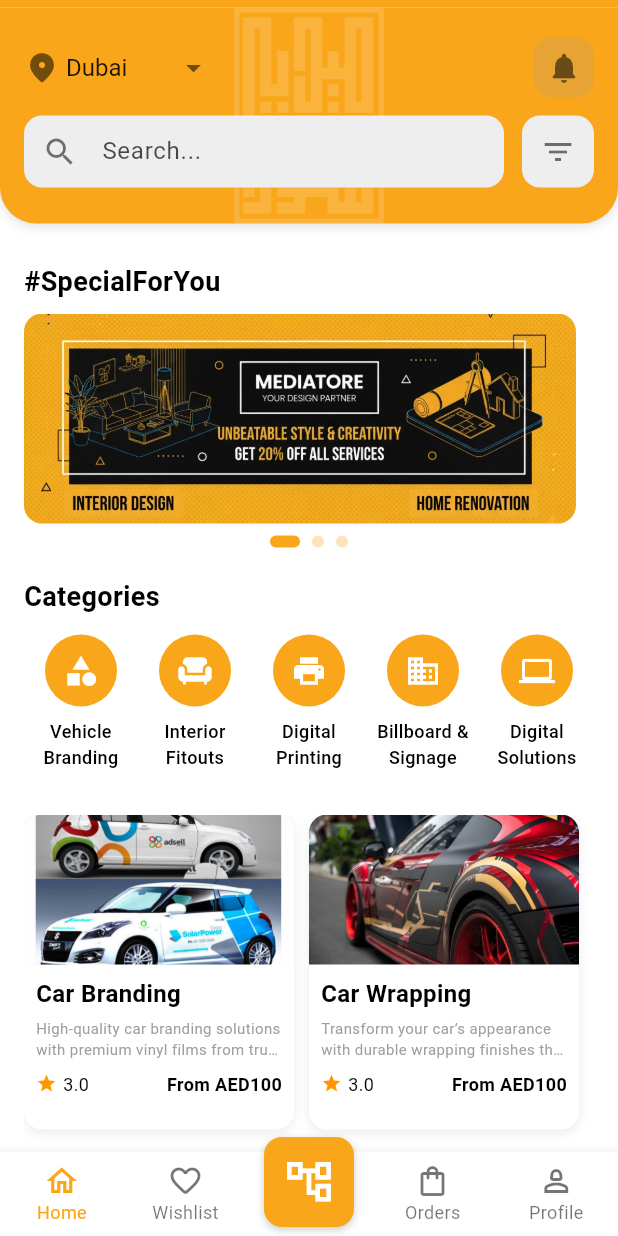
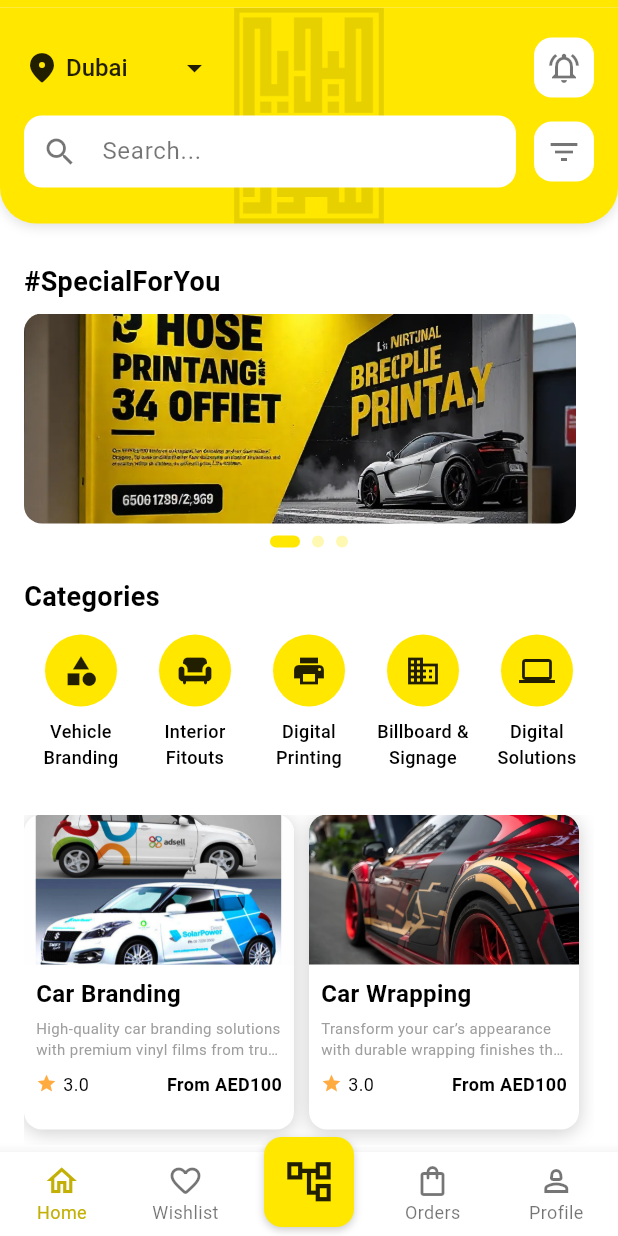
Before and after one commit to YasithCB/media-store-mobile-app, a Flutter app: the screen it shows after launch, after a tap on "Get Started", on a phone screen of 412 x 824 dp. Run offline on Flutter 3.47's test engine with Material 3 defaults, Android fonts, the phone set to English and light mode, and no system bars; our stand-ins replace shared_preferences.

Commit message:
color theme changed to light pure yellow

```diff
--- a/lib/db/banners_data.dart
+++ b/lib/db/banners_data.dart
@@ -1,5 +1,5 @@
 final List<String> imageBanners = [
+  "assets/images/banners/b1.webp",
   "assets/images/banners/b2.webp",
-  "assets/images/banners/b1.webp",
   "assets/images/banners/b3.webp",
 ];
--- a/lib/db/constants.dart
+++ b/lib/db/constants.dart
@@ -1,12 +1,11 @@
 import 'package:flutter/material.dart';
 
-final Color primaryColorLight = const Color(0xFFFFC107);
-final Color primaryColor = const Color(0xFFF9A61B);
-final Color primaryColor5 = Color(0x12FFCF00);
-final Color primaryColor20 = Color(0x33FFCF00);
-final Color primaryColor50 = Color(0x80FFCF00);
-final Color primaryColorHover = Color(0xFFC17A0C);
-final Color primaryColorHover2 = Color(0xFF785C00);
+final Color primaryColor = Color(0xFFFFE700);
+final Color primaryColor5 = Color(0x12FFEB3B);
+final Color primaryColor20 = Color(0x33FFEB3B);
+final Color primaryColor50 = Color(0x80FFEB3B);
+final Color primaryColorHover = Color(0xFFC3B006);
+final Color primaryColorHover2 = Color(0xFFC19C06);
 
 // 📏 Get device width & height
 double deviceWidth = 0;
--- a/lib/screens/get_started_screen.dart
+++ b/lib/screens/get_started_screen.dart
@@ -101,7 +101,7 @@ class GetStartedScreen extends StatelessWidget {
                                 );
                               },
                           style: ElevatedButton.styleFrom(
-                            backgroundColor: primaryColorLight,
+                            backgroundColor: primaryColor,
                             shape: RoundedRectangleBorder(
                               borderRadius: BorderRadius.circular(12),
                             ),
--- a/lib/screens/home_screen.dart
+++ b/lib/screens/home_screen.dart
@@ -1,8 +1,8 @@
 import 'package:flutter/material.dart';
 import 'package:flutter/services.dart';
 import 'package:mobile_app/screens/tabs/home_tab.dart';
+import 'package:mobile_app/screens/tabs/services_tab.dart';
 import 'package:mobile_app/screens/tabs/tab_2.dart';
-import 'package:mobile_app/screens/tabs/tab_3.dart';
 import 'package:mobile_app/screens/tabs/tab_4.dart';
 import 'package:mobile_app/screens/tabs/tab_5.dart';
 
@@ -18,7 +18,13 @@ class HomeScreen extends StatefulWidget {
 class _HomeScreenState extends State<HomeScreen> {
   int _currentIndex = 0; // default to middle Services tab
 
-  final List<Widget> _pages = [HomeTab(), Tab2(), Tab3(), Tab4(), Tab5()];
+  final List<Widget> _pages = [
+    HomeTab(),
+    Tab2(),
+    ServicesTab(),
+    Tab4(),
+    Tab5(),
+  ];
 
   void _onTabSelected(int index) {
     setState(() => _currentIndex = index);
--- a/lib/screens/splash_screen.dart
+++ b/lib/screens/splash_screen.dart
@@ -55,7 +55,7 @@ class _SplashScreenState extends State<SplashScreen>
   @override
   Widget build(BuildContext context) {
     return Scaffold(
-      backgroundColor: primaryColorLight,
+      backgroundColor: primaryColor,
       body: Center(
         child: FadeTransition(
           opacity: _fadeAnimation,
--- a/lib/screens/tabs/home_tab.dart
+++ b/lib/screens/tabs/home_tab.dart
@@ -19,21 +19,17 @@ class _HomeTabState extends State<HomeTab> {
 
   @override
   Widget build(BuildContext context) {
-    Color bgColor = primaryColor; // light background
-    Color textColor = Colors.black87;
-    Color iconColor = Colors.black54;
-
     return SafeArea(
       child: GestureDetector(
         behavior: HitTestBehavior.translucent,
         onTap: () => FocusScope.of(context).unfocus(),
         child: Column(
           children: [
-            // Top design section
+            // Top section
             Container(
               padding: const EdgeInsets.symmetric(horizontal: 16, vertical: 16),
               decoration: BoxDecoration(
-                color: bgColor,
+                color: primaryColor,
                 borderRadius: const BorderRadius.only(
                   bottomLeft: Radius.circular(24),
                   bottomRight: Radius.circular(24),
@@ -46,10 +42,10 @@ class _HomeTabState extends State<HomeTab> {
                   ),
                 ],
                 image: const DecorationImage(
-                  image: AssetImage("assets/logo-icon-white.webp"),
+                  image: AssetImage("assets/logo-icon-black.webp"),
                   fit: BoxFit.contain,
                   alignment: Alignment.center,
-                  opacity: 0.15,
+                  opacity: 0.1,
                 ),
               ),
 
@@ -62,13 +58,20 @@ class _HomeTabState extends State<HomeTab> {
                       // Left column
                       Row(
                         children: [
-                          Icon(Icons.location_on_rounded, color: iconColor),
+                          Icon(
+                            Icons.location_on_rounded,
+                            color: Colors.black87,
+                          ),
                           const SizedBox(width: 4),
                           DropdownButton<String>(
                             value: selectedLocation,
                             underline: const SizedBox(),
-                            iconEnabledColor: iconColor,
-                            style: TextStyle(color: textColor, fontSize: 16),
+                            iconEnabledColor: Colors.black87,
+                            style: TextStyle(
+                              color: Colors.black87,
+                              fontWeight: FontWeight.w500,
+                              fontSize: 16,
+                            ),
                             items:
                                 <String>[
                                   'Dubai',
@@ -94,12 +97,12 @@ class _HomeTabState extends State<HomeTab> {
                       Container(
                         padding: const EdgeInsets.all(8),
                         decoration: BoxDecoration(
-                          color: Colors.grey.withOpacity(0.2),
+                          color: Colors.white,
                           borderRadius: BorderRadius.circular(12),
                         ),
                         child: Icon(
-                          Icons.notifications_rounded,
-                          color: iconColor,
+                          Icons.notifications_active_outlined,
+                          color: Colors.black54,
                         ),
                       ),
                     ],
@@ -114,16 +117,14 @@ class _HomeTabState extends State<HomeTab> {
                         child: Container(
                           padding: const EdgeInsets.symmetric(horizontal: 12),
                           decoration: BoxDecoration(
-                            color: Colors.grey.shade200,
+                            color: Colors.white,
                             borderRadius: BorderRadius.circular(12),
                           ),
                           child: TextField(
                             decoration: InputDecoration(
-                              icon: Icon(Icons.search, color: iconColor),
+                              icon: Icon(Icons.search, color: Colors.black54),
                               hintText: "Search...",
-                              hintStyle: TextStyle(
-                                color: iconColor.withOpacity(0.7),
-                              ),
+                              hintStyle: TextStyle(color: Colors.black54),
                               border: InputBorder.none,
                             ),
                           ),
@@ -131,12 +132,12 @@ class _HomeTabState extends State<HomeTab> {
                       ),
                       const SizedBox(width: 12),
                       Container(
-                        padding: const EdgeInsets.all(12),
+                        padding: const EdgeInsets.all(8),
                         decoration: BoxDecoration(
-                          color: Colors.grey.shade200,
+                          color: Colors.white,
                           borderRadius: BorderRadius.circular(12),
                         ),
-                        child: Icon(Icons.filter_list, color: iconColor),
+                        child: Icon(Icons.filter_list, color: Colors.black54),
                       ),
                     ],
                   ),
--- /dev/null
+++ b/lib/screens/tabs/services_tab.dart
@@ -0,0 +1,220 @@
+import 'package:flutter/material.dart';
+import 'package:flutter/services.dart'; // ✅ needed for SystemUiOverlayStyle
+import 'package:mobile_app/db/constants.dart';
+
+import '../../db/services_data.dart';
+import '../../widgets/service_card.dart';
+
+class ServicesTab extends StatefulWidget {
+  const ServicesTab({super.key});
+
+  @override
+  State<ServicesTab> createState() => _ServicesTabState();
+}
+
+class _ServicesTabState extends State<ServicesTab> {
+  String selectedLocation = "Dubai";
+  String selectedSort = "Popularity";
+
+  @override
+  Widget build(BuildContext context) {
+    return Scaffold(
+      appBar: PreferredSize(
+        preferredSize: const Size.fromHeight(5), // set your desired height
+        child: AppBar(
+          backgroundColor: primaryColor,
+          elevation: 0,
+          systemOverlayStyle: SystemUiOverlayStyle.dark,
+        ),
+      ),
+      body: Column(
+        children: [
+          // Top section
+          Container(
+            padding: const EdgeInsets.symmetric(horizontal: 16, vertical: 16),
+            decoration: BoxDecoration(
+              color: primaryColor,
+              borderRadius: const BorderRadius.only(
+                bottomLeft: Radius.circular(24),
+                bottomRight: Radius.circular(24),
+              ),
+              boxShadow: [
+                BoxShadow(
+                  color: Colors.grey.withOpacity(0.3),
+                  blurRadius: 6,
+                  offset: const Offset(0, 2),
+                ),
+              ],
+              image: const DecorationImage(
+                image: AssetImage("assets/logo-icon-black.webp"),
+                fit: BoxFit.contain,
+                alignment: Alignment.center,
+                opacity: 0.1,
+              ),
+            ),
+
+            child: Column(
+              children: [
+                // Top Row
+                Row(
+                  mainAxisAlignment: MainAxisAlignment.spaceBetween,
+                  children: [
+                    // Left column
+                    Row(
+                      children: [
+                        Icon(Icons.location_on_rounded, color: Colors.black87),
+                        const SizedBox(width: 4),
+                        DropdownButton<String>(
+                          value: selectedLocation,
+                          underline: const SizedBox(),
+                          iconEnabledColor: Colors.black87,
+                          style: TextStyle(
+                            color: Colors.black87,
+                            fontWeight: FontWeight.w500,
+                            fontSize: 16,
+                          ),
+                          items:
+                              <String>[
+                                'Dubai',
+                                'Abu Dhabi',
+                                'Sharjah',
+                                'Ajman',
+                              ].map<DropdownMenuItem<String>>((String value) {
+                                return DropdownMenuItem<String>(
+                                  value: value,
+                                  child: Text(value),
+                                );
+                              }).toList(),
+                          onChanged: (String? newValue) {
+                            setState(() {
+                              selectedLocation = newValue!;
+                            });
+                          },
+                        ),
+                      ],
+                    ),
+
+                    // Right column (notification icon)
+                    Container(
+                      padding: const EdgeInsets.all(8),
+                      decoration: BoxDecoration(
+                        color: Colors.white,
+                        borderRadius: BorderRadius.circular(12),
+                      ),
+                      child: Icon(
+                        Icons.notifications_active_outlined,
+                        color: Colors.black54,
+                      ),
+                    ),
+                  ],
+                ),
+
+                const SizedBox(height: 8),
+
+                // Second row: search + filter
+                Row(
+                  children: [
+                    Expanded(
+                      child: Container(
+                        padding: const EdgeInsets.symmetric(horizontal: 12),
+                        decoration: BoxDecoration(
+                          color: Colors.white,
+                          borderRadius: BorderRadius.circular(12),
+                        ),
+                        child: TextField(
+                          decoration: InputDecoration(
+                            icon: Icon(Icons.search, color: Colors.black54),
+                            hintText: "Search...",
+                            hintStyle: TextStyle(color: Colors.black54),
+                            border: InputBorder.none,
+                          ),
+                        ),
+                      ),
+                    ),
+                    const SizedBox(width: 12),
+                    Container(
+                      padding: const EdgeInsets.all(8),
+                      decoration: BoxDecoration(
+                        color: Colors.white,
+                        borderRadius: BorderRadius.circular(12),
+                      ),
+                      child: Icon(Icons.filter_list, color: Colors.black54),
+                    ),
+                  ],
+                ),
+
+                const SizedBox(height: 8),
+              ],
+            ),
+          ),
+
+          // Top row with count & sort
+          Padding(
+            padding: const EdgeInsets.symmetric(horizontal: 16, vertical: 12),
+            child: Row(
+              mainAxisAlignment: MainAxisAlignment.spaceBetween,
+              children: [
+                Text(
+                  "${allServices.length} Services",
+                  style: const TextStyle(
+                    fontSize: 16,
+                    fontWeight: FontWeight.bold,
+                  ),
+                ),
+                Row(
+                  children: [
+                    const Text("Sort by:", style: TextStyle(fontSize: 14)),
+                    const SizedBox(width: 8),
+                    DropdownButton<String>(
+                      value: selectedSort,
+                      underline: const SizedBox(),
+                      items:
+                          <String>[
+                                "Popularity",
+                                "Price Low to High",
+                                "Price High to Low",
+                                "Rating",
+                              ]
+                              .map(
+                                (sort) => DropdownMenuItem(
+                                  value: sort,
+                                  child: Text(sort),
+                                ),
+                              )
+                              .toList(),
+                      onChanged: (value) {
+                        setState(() {
+                          selectedSort = value!;
+                          // Implement sorting logic here if needed
+                        });
+                      },
+                    ),
+                  ],
+                ),
+              ],
+            ),
+          ),
+
+          // Services grid
+          Expanded(
+            child: Padding(
+              padding: const EdgeInsets.symmetric(horizontal: 12),
+              child: GridView.builder(
+                itemCount: allServices.length,
+                gridDelegate: const SliverGridDelegateWithFixedCrossAxisCount(
+                  crossAxisCount: 2, // two items per row
+                  crossAxisSpacing: 12,
+                  mainAxisSpacing: 12,
+                  childAspectRatio: 0.75, // adjust card height
+                ),
+                itemBuilder: (context, index) {
+                  return ServiceCard(service: allServices[index]);
+                },
+              ),
+            ),
+          ),
+        ],
+      ),
+    );
+  }
+}
--- a/lib/screens/tabs/tab_3.dart
+++ /dev/null
@@ -1,32 +0,0 @@
-import 'package:flutter/material.dart';
-
-import '../../db/constants.dart';
-
-class Tab3 extends StatelessWidget {
-  const Tab3({super.key});
-
-  @override
-  Widget build(BuildContext context) {
-    return Scaffold(
-      appBar: AppBar(title: const Text("Tab 3"), centerTitle: true),
-      body: Center(
-        child: Column(
-          mainAxisAlignment: MainAxisAlignment.center,
-          children: [
-            Icon(Icons.home, size: 80, color: primaryColor),
-            SizedBox(height: 16),
-            Text(
-              "Welcome to Tab 3",
-              style: TextStyle(fontSize: 22, fontWeight: FontWeight.bold),
-            ),
-            SizedBox(height: 8),
-            Text(
-              "This is just a placeholder screen.",
-              style: TextStyle(fontSize: 16, color: Colors.grey),
-            ),
-          ],
-        ),
-      ),
-    );
-  }
-}
--- a/lib/widgets/custom_bottom_nav.dart
+++ b/lib/widgets/custom_bottom_nav.dart
@@ -26,7 +26,7 @@ class CustomBottomNav extends StatelessWidget {
           onTap: onTabSelected,
           selectedFontSize: 12,
           unselectedFontSize: 12,
-          selectedItemColor: primaryColor,
+          selectedItemColor: primaryColorHover,
           unselectedItemColor: Colors.black54,
           items: const [
             BottomNavigationBarItem(
@@ -76,7 +76,7 @@ class CustomBottomNav extends StatelessWidget {
                 child: Icon(
                   Icons.account_tree_outlined,
                   size: centerIconSize,
-                  color: Colors.white,
+                  color: Colors.black87,
                 ),
               ),
             ),
--- a/lib/widgets/home/category_icons.dart
+++ b/lib/widgets/home/category_icons.dart
@@ -46,7 +46,7 @@ class CategoryIcons extends StatelessWidget {
                       ),
                       child: Icon(
                         serviceIcons[service.name] ?? Icons.category,
-                        color: Colors.white,
+                        color: Colors.black87,
                         size: 24,
                       ),
                     ),
--- a/lib/widgets/service_card.dart
+++ b/lib/widgets/service_card.dart
@@ -16,8 +16,8 @@ class ServiceCard extends StatelessWidget {
         borderRadius: BorderRadius.circular(12),
         boxShadow: [
           BoxShadow(
-            color: Colors.grey.withOpacity(0.2),
-            blurRadius: 6,
+            color: Colors.grey.withOpacity(0.5),
+            blurRadius: 10,
             offset: const Offset(0, 2),
           ),
         ],
@@ -74,7 +74,7 @@ class ServiceCard extends StatelessWidget {
                   children: [
                     Row(
                       children: [
-                        const Icon(Icons.star, color: Colors.orange, size: 14),
+                        Icon(Icons.star, color: Colors.orangeAccent, size: 14),
                         const SizedBox(width: 4),
                         Text(
                           service.rating.toStringAsFixed(1),
--- a/pubspec.yaml
+++ b/pubspec.yaml
@@ -70,6 +70,7 @@ flutter:
   assets:
     - assets/logo.webp
     - assets/logo-icon-white.webp
+    - assets/logo-icon-black.webp
 
     - assets/images/get-started.webp
     - assets/images/sponsored/spo1.webp
```
Also changed, not shown: assets/images/banners/b1.webp, assets/images/banners/b2.webp, assets/images/banners/b3.webp, assets/logo-icon-black.webp (added).
